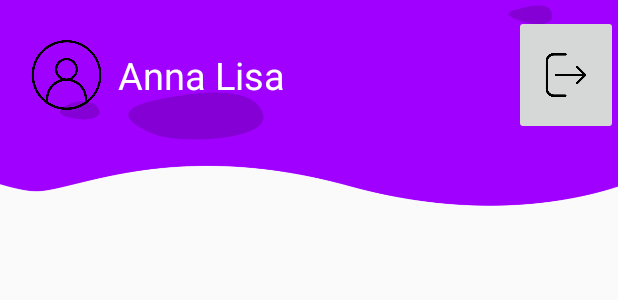
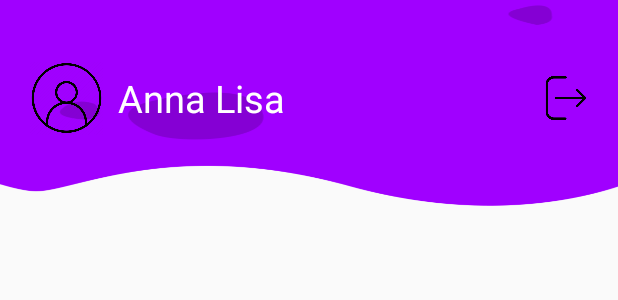
Before and after one commit to jersonreyes/MAD.ACT1, an Android app: the layout entrylist.xml on its own in the app's theme, with its tools: preview values and no code run, on a phone screen of 412 x 824 dp. Shown: the top 300 px of the screen. Run offline under Robolectric (Android 15) with nearby library versions, the phone set to English and light mode, and no system bars.

Commit message:
entrylist pt2

```diff
--- a/app/src/main/AndroidManifest.xml
+++ b/app/src/main/AndroidManifest.xml
@@ -13,6 +13,9 @@
             android:name=".Registration"
             android:exported="true" />
         <activity
+            android:name=".EntryList"
+            android:exported="true" />
+        <activity
             android:name=".MainActivity"
             android:exported="true">
             <intent-filter>
--- a/app/src/main/java/com/example/activity/EntryList.java
+++ b/app/src/main/java/com/example/activity/EntryList.java
@@ -34,7 +34,7 @@ public class EntryList extends AppCompatActivity {
     protected void onCreate(Bundle savedInstanceState) {
         super.onCreate(savedInstanceState);
         getWindow().setFlags(WindowManager.LayoutParams.FLAG_TRANSLUCENT_STATUS, WindowManager.LayoutParams.FLAG_TRANSLUCENT_STATUS);
-        setContentView(R.layout.activity_registration);
+        setContentView(R.layout.entrylist);
 
     }
 }
--- a/app/src/main/res/layout/entrylist.xml
+++ b/app/src/main/res/layout/entrylist.xml
@@ -11,7 +11,7 @@
         android:layout_width="wrap_content"
         android:layout_height="240sp"
         android:layout_marginTop="-100dp"
-        android:paddingTop="100dp"
+        android:paddingTop="115dp"
         android:background="@drawable/background_login"
         android:orientation="horizontal"
         android:weightSum="10"
@@ -44,6 +44,7 @@
             android:src="@drawable/logout"
             android:scaleType="fitCenter"
             android:padding="20dp"
+            android:background="#00000000"
             />
     </LinearLayout>
 
```
